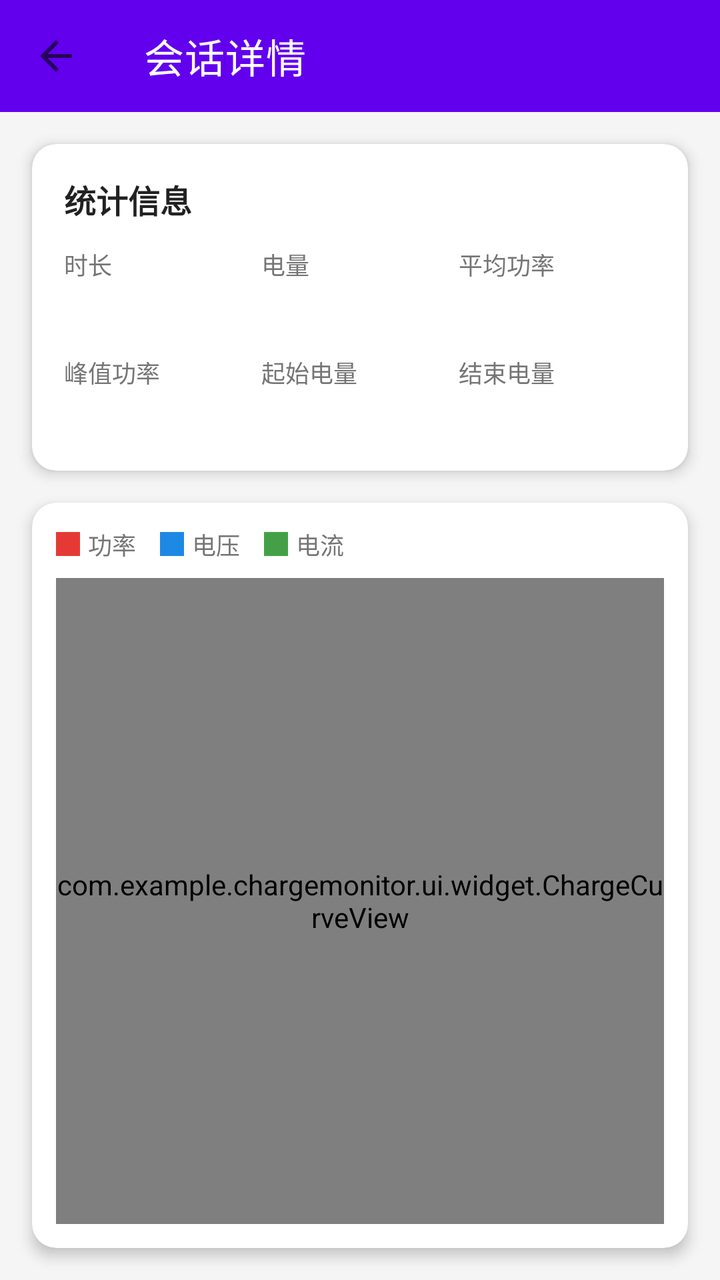
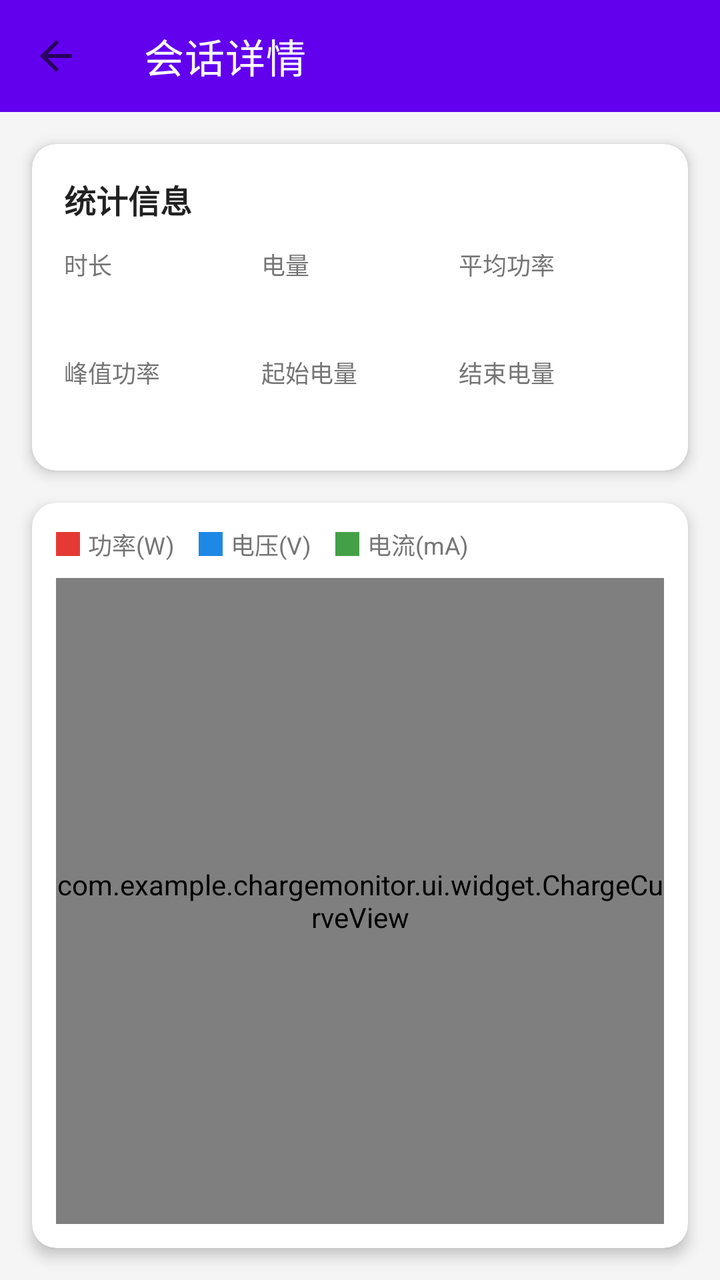

Compare the two renders of this Android layout. The source of the first and the diff that turns it into the second are given below.
<!-- AndroidManifest.xml: application theme Theme.ChargeMonitor -->
<!-- res/layout/fragment_session_detail.xml -->
<?xml version="1.0" encoding="utf-8"?>
<androidx.constraintlayout.widget.ConstraintLayout xmlns:android="http://schemas.android.com/apk/res/android"
    xmlns:app="http://schemas.android.com/apk/res-auto"
    android:layout_width="match_parent"
    android:layout_height="match_parent"
    android:background="@color/background">

    <com.google.android.material.appbar.MaterialToolbar
        android:id="@+id/toolbar"
        android:layout_width="match_parent"
        android:layout_height="?attr/actionBarSize"
        android:background="@color/purple_500"
        app:navigationIcon="?attr/homeAsUpIndicator"
        app:title="会话详情"
        app:titleTextColor="@color/white"
        app:layout_constraintTop_toTopOf="parent" />

    
    <androidx.cardview.widget.CardView
        android:id="@+id/card_stats"
        android:layout_width="match_parent"
        android:layout_height="wrap_content"
        android:layout_margin="16dp"
        app:cardCornerRadius="12dp"
        app:cardElevation="4dp"
        app:layout_constraintTop_toBottomOf="@id/toolbar">

        <LinearLayout
            android:layout_width="match_parent"
            android:layout_height="wrap_content"
            android:orientation="vertical"
            android:padding="16dp">

            <TextView
                android:layout_width="wrap_content"
                android:layout_height="wrap_content"
                android:text="统计信息"
                android:textColor="@color/text_primary"
                android:textSize="16sp"
                android:textStyle="bold" />

            <LinearLayout
                android:layout_width="match_parent"
                android:layout_height="wrap_content"
                android:layout_marginTop="12dp"
                android:orientation="horizontal">

                <LinearLayout
                    android:layout_width="0dp"
                    android:layout_height="wrap_content"
                    android:layout_weight="1"
                    android:orientation="vertical">

                    <TextView
                        android:layout_width="wrap_content"
                        android:layout_height="wrap_content"
                        android:text="时长"
                        android:textColor="@color/text_secondary"
                        android:textSize="12sp" />

                    <TextView
                        android:id="@+id/tv_duration"
                        android:layout_width="wrap_content"
                        android:layout_height="wrap_content"
                        android:textColor="@color/text_primary"
                        android:textSize="18sp"
                        android:textStyle="bold" />
                </LinearLayout>

                <LinearLayout
                    android:layout_width="0dp"
                    android:layout_height="wrap_content"
                    android:layout_weight="1"
                    android:orientation="vertical">

                    <TextView
                        android:layout_width="wrap_content"
                        android:layout_height="wrap_content"
                        android:text="电量"
                        android:textColor="@color/text_secondary"
                        android:textSize="12sp" />

                    <TextView
                        android:id="@+id/tv_mah"
                        android:layout_width="wrap_content"
                        android:layout_height="wrap_content"
                        android:textColor="@color/text_primary"
                        android:textSize="18sp"
                        android:textStyle="bold" />
                </LinearLayout>

                <LinearLayout
                    android:layout_width="0dp"
                    android:layout_height="wrap_content"
                    android:layout_weight="1"
                    android:orientation="vertical">

                    <TextView
                        android:layout_width="wrap_content"
                        android:layout_height="wrap_content"
                        android:text="平均功率"
                        android:textColor="@color/text_secondary"
                        android:textSize="12sp" />

                    <TextView
                        android:id="@+id/tv_avg_power"
                        android:layout_width="wrap_content"
                        android:layout_height="wrap_content"
                        android:textColor="@color/text_primary"
                        android:textSize="18sp"
                        android:textStyle="bold" />
                </LinearLayout>
            </LinearLayout>

            <LinearLayout
                android:layout_width="match_parent"
                android:layout_height="wrap_content"
                android:layout_marginTop="12dp"
                android:orientation="horizontal">

                <LinearLayout
                    android:layout_width="0dp"
                    android:layout_height="wrap_content"
                    android:layout_weight="1"
                    android:orientation="vertical">

                    <TextView
                        android:layout_width="wrap_content"
                        android:layout_height="wrap_content"
                        android:text="峰值功率"
                        android:textColor="@color/text_secondary"
                        android:textSize="12sp" />

                    <TextView
                        android:id="@+id/tv_peak_power"
                        android:layout_width="wrap_content"
                        android:layout_height="wrap_content"
                        android:textColor="@color/power_red"
                        android:textSize="18sp"
                        android:textStyle="bold" />
                </LinearLayout>

                <LinearLayout
                    android:layout_width="0dp"
                    android:layout_height="wrap_content"
                    android:layout_weight="1"
                    android:orientation="vertical">

                    <TextView
                        android:layout_width="wrap_content"
                        android:layout_height="wrap_content"
                        android:text="起始电量"
                        android:textColor="@color/text_secondary"
                        android:textSize="12sp" />

                    <TextView
                        android:id="@+id/tv_start_level"
                        android:layout_width="wrap_content"
                        android:layout_height="wrap_content"
                        android:textColor="@color/text_primary"
                        android:textSize="18sp"
                        android:textStyle="bold" />
                </LinearLayout>

                <LinearLayout
                    android:layout_width="0dp"
                    android:layout_height="wrap_content"
                    android:layout_weight="1"
                    android:orientation="vertical">

                    <TextView
                        android:layout_width="wrap_content"
                        android:layout_height="wrap_content"
                        android:text="结束电量"
                        android:textColor="@color/text_secondary"
                        android:textSize="12sp" />

                    <TextView
                        android:id="@+id/tv_end_level"
                        android:layout_width="wrap_content"
                        android:layout_height="wrap_content"
                        android:textColor="@color/text_primary"
                        android:textSize="18sp"
                        android:textStyle="bold" />
                </LinearLayout>
            </LinearLayout>
        </LinearLayout>
    </androidx.cardview.widget.CardView>

    
    <androidx.cardview.widget.CardView
        android:layout_width="match_parent"
        android:layout_height="0dp"
        android:layout_margin="16dp"
        app:cardCornerRadius="12dp"
        app:cardElevation="4dp"
        app:layout_constraintTop_toBottomOf="@id/card_stats"
        app:layout_constraintBottom_toBottomOf="parent">

        <LinearLayout
            android:layout_width="match_parent"
            android:layout_height="match_parent"
            android:orientation="vertical"
            android:padding="12dp">

            <LinearLayout
                android:layout_width="wrap_content"
                android:layout_height="wrap_content"
                android:orientation="horizontal">

                <View
                    android:layout_width="12dp"
                    android:layout_height="12dp"
                    android:layout_gravity="center_vertical"
                    android:background="@color/power_red" />

                <TextView
                    android:layout_width="wrap_content"
                    android:layout_height="wrap_content"
                    android:layout_marginStart="4dp"
                    android:layout_marginEnd="12dp"
                    android:text="功率"
                    android:textColor="@color/text_secondary"
                    android:textSize="12sp" />

                <View
                    android:layout_width="12dp"
                    android:layout_height="12dp"
                    android:layout_gravity="center_vertical"
                    android:background="@color/voltage_blue" />

                <TextView
                    android:layout_width="wrap_content"
                    android:layout_height="wrap_content"
                    android:layout_marginStart="4dp"
                    android:layout_marginEnd="12dp"
                    android:text="电压"
                    android:textColor="@color/text_secondary"
                    android:textSize="12sp" />

                <View
                    android:layout_width="12dp"
                    android:layout_height="12dp"
                    android:layout_gravity="center_vertical"
                    android:background="@color/current_green" />

                <TextView
                    android:layout_width="wrap_content"
                    android:layout_height="wrap_content"
                    android:layout_marginStart="4dp"
                    android:text="电流"
                    android:textColor="@color/text_secondary"
                    android:textSize="12sp" />
            </LinearLayout>

            <com.example.chargemonitor.ui.widget.ChargeCurveView
                android:id="@+id/curve_view"
                android:layout_width="match_parent"
                android:layout_height="0dp"
                android:layout_weight="1"
                android:layout_marginTop="8dp" />
        </LinearLayout>
    </androidx.cardview.widget.CardView>

</androidx.constraintlayout.widget.ConstraintLayout>
<!-- resources referenced by this layout -->
<resources>
  <color name="background">#FFF5F5F5</color>
  <color name="current_green">#FF43A047</color>
  <color name="power_red">#FFE53935</color>
  <color name="purple_500">#FF6200EE</color>
  <color name="text_primary">#FF212121</color>
  <color name="text_secondary">#FF757575</color>
  <color name="voltage_blue">#FF1E88E5</color>
  <color name="white">#FFFFFFFF</color>
  <style name="Theme.ChargeMonitor" parent="Theme.MaterialComponents.DayNight.NoActionBar">
          <item name="colorPrimary">@color/purple_500</item>
          <item name="colorPrimaryVariant">@color/purple_700</item>
          <item name="colorOnPrimary">@color/white</item>
          <item name="colorSecondary">@color/teal_200</item>
          <item name="colorSecondaryVariant">@color/teal_700</item>
          <item name="colorOnSecondary">@color/black</item>
          <item name="android:statusBarColor">@color/purple_700</item>
      </style>
  <color name="purple_700">#FF3700B3</color>
  <color name="teal_200">#FF03DAC5</color>
  <color name="teal_700">#FF018786</color>
  <color name="black">#FF000000</color>
</resources>

<!-- the commit's change to res/layout/fragment_session_detail.xml (unified diff, before → after) -->
@@ -219,7 +219,7 @@
                     android:layout_height="wrap_content"
                     android:layout_marginStart="4dp"
                     android:layout_marginEnd="12dp"
-                    android:text="功率"
+                    android:text="@string/power_curve"
                     android:textColor="@color/text_secondary"
                     android:textSize="12sp" />
 
@@ -234,7 +234,7 @@
                     android:layout_height="wrap_content"
                     android:layout_marginStart="4dp"
                     android:layout_marginEnd="12dp"
-                    android:text="电压"
+                    android:text="@string/voltage_curve"
                     android:textColor="@color/text_secondary"
                     android:textSize="12sp" />
 
@@ -248,7 +248,7 @@
                     android:layout_width="wrap_content"
                     android:layout_height="wrap_content"
                     android:layout_marginStart="4dp"
-                    android:text="电流"
+                    android:text="@string/current_curve"
                     android:textColor="@color/text_secondary"
                     android:textSize="12sp" />
             </LinearLayout>
<!-- resource entries referenced after the edit -->
@@ -8,6 +8,9 @@
   <color name="text_secondary">#FF757575</color>
   <color name="voltage_blue">#FF1E88E5</color>
   <color name="white">#FFFFFFFF</color>
+  <string name="current_curve">电流(mA)</string>
+  <string name="power_curve">功率(W)</string>
+  <string name="voltage_curve">电压(V)</string>
   <style name="Theme.ChargeMonitor" parent="Theme.MaterialComponents.DayNight.NoActionBar">
           <item name="colorPrimary">@color/purple_500</item>
           <item name="colorPrimaryVariant">@color/purple_700</item>
